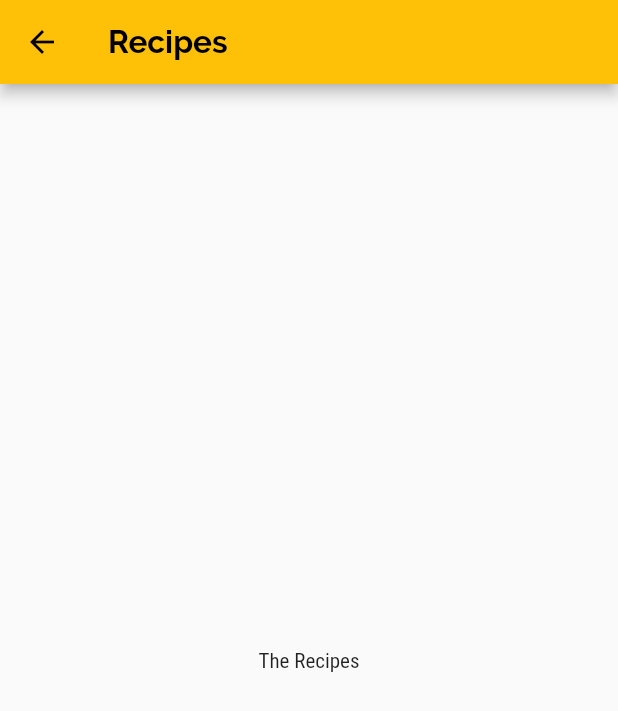
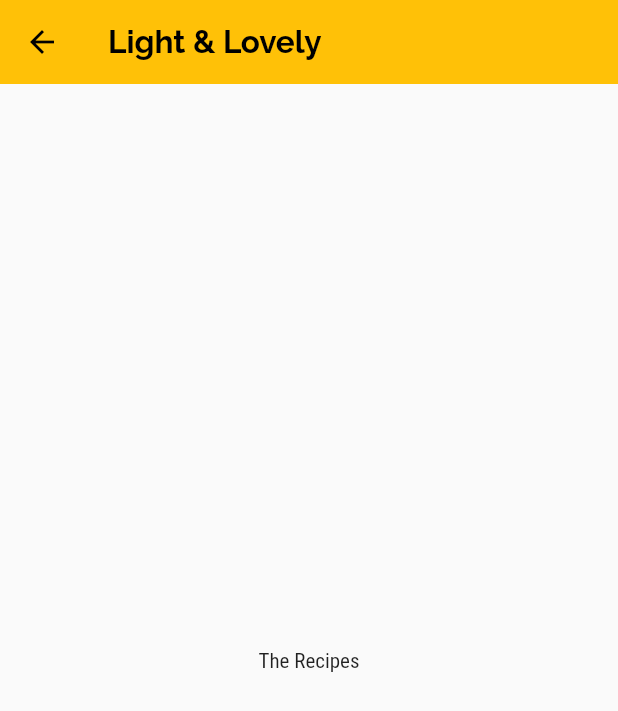
Before and after one commit to MoyinShabi/recipe-ranger-app, a Flutter app: the screen it shows after launch, after a tap on "Light & Lovely", on a phone screen of 412 x 824 dp. Shown: the top 711 px of the screen. Run offline on Flutter 3.47's test engine with Material 2 defaults, Android fonts, the phone set to English and light mode, and no system bars.

Commit message:
Passed the title and id properties to the category_recipes_screen

```diff
--- a/lib/main.dart
+++ b/lib/main.dart
@@ -1,6 +1,6 @@
 import 'package:flutter/material.dart';
 
-import 'package:recipe_ranger_app/screens/categories_screen.dart';
+import 'package:recipe_ranger_app/screens/all_categories_screen.dart';
 
 void main() => runApp(const MyApp());
 
@@ -32,7 +32,7 @@ class MyApp extends StatelessWidget {
           ),
         ),
       ),
-      home: const CategoriesScreen(),
+      home: const AllCategoriesScreen(),
     );
   }
 }
--- a/lib/screens/categories_screen.dart
+++ b/lib/screens/all_categories_screen.dart
@@ -4,8 +4,8 @@ import 'package:flutter/services.dart';
 import 'package:recipe_ranger_app/dummy_data.dart';
 import 'package:recipe_ranger_app/widgets/category_item.dart';
 
-class CategoriesScreen extends StatelessWidget {
-  const CategoriesScreen({super.key});
+class AllCategoriesScreen extends StatelessWidget {
+  const AllCategoriesScreen({super.key});
 
   @override
   Widget build(BuildContext context) {
@@ -31,7 +31,10 @@ class CategoriesScreen extends StatelessWidget {
           children: dummyCategories
               .map(
                 (categoryData) => CategoryItem(
-                    title: categoryData.title, color: categoryData.color),
+                  title: categoryData.title,
+                  color: categoryData.color,
+                  id: categoryData.id,
+                ),
               )
               .toList()),
     );
--- a/lib/screens/category_recipes_screen.dart
+++ b/lib/screens/category_recipes_screen.dart
@@ -1,15 +1,21 @@
 import 'package:flutter/material.dart';
+// import 'package:flutter/services.dart';
 
 class CategoryRecipesScreen extends StatelessWidget {
-  const CategoryRecipesScreen({super.key});
+  final String categoryId;
+  final String categoryTitle;
+
+  const CategoryRecipesScreen(
+      {super.key, required this.categoryId, required this.categoryTitle});
 
   @override
   Widget build(BuildContext context) {
     return Scaffold(
       appBar: AppBar(
-        title: const Text('Recipes'),
+        elevation: 0,
+        title: Text(categoryTitle),
       ),
-      body: Center(
+      body: const Center(
         child: Text('The Recipes'),
       ),
     );
--- a/lib/widgets/category_item.dart
+++ b/lib/widgets/category_item.dart
@@ -3,15 +3,24 @@ import 'package:flutter/material.dart';
 import 'package:recipe_ranger_app/screens/category_recipes_screen.dart';
 
 class CategoryItem extends StatelessWidget {
+  final String id;
   final String title;
   final Color color;
 
-  const CategoryItem({super.key, required this.title, required this.color});
+  const CategoryItem({
+    super.key,
+    required this.title,
+    required this.color,
+    required this.id,
+  });
 
   void selectCategory(BuildContext context) {
     Navigator.of(context).push(
       MaterialPageRoute(
-        builder: (_) => const CategoryRecipesScreen(),
+        builder: (_) => CategoryRecipesScreen(
+          categoryId: id,
+          categoryTitle: title,
+        ),
       ),
     );
   }
@@ -24,7 +33,10 @@ class CategoryItem extends StatelessWidget {
         padding: const EdgeInsets.all(15),
         decoration: BoxDecoration(
           gradient: LinearGradient(
-            colors: [color.withOpacity(0.7), color],
+            colors: [
+              color.withOpacity(0.7),
+              color,
+            ],
             begin: Alignment.topLeft,
             end: Alignment.bottomRight,
           ),
```
